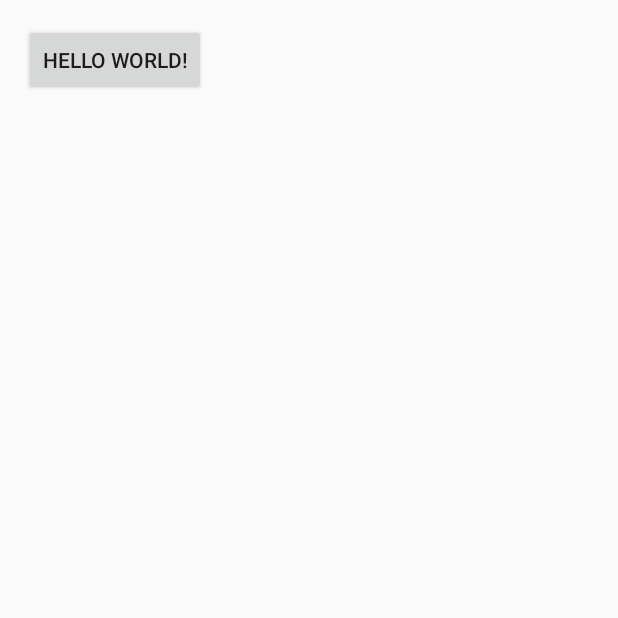
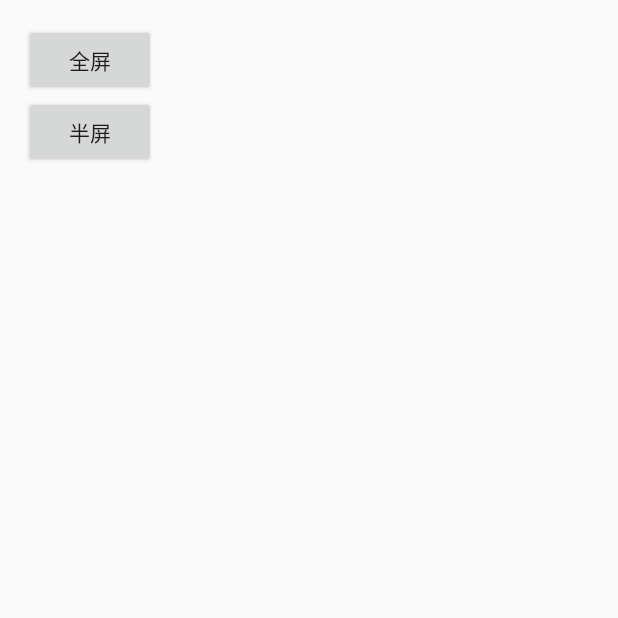
Before and after one commit to zhenglingkun/RXBusLearn, an Android app: the screen it shows after launch (MainActivity), on a phone screen of 412 x 824 dp, the top half of it. Run offline under Robolectric (Android 15) with nearby library versions, the phone set to English and light mode, and no system bars.

```diff
--- a/app/src/main/res/layout/activity_main.xml
+++ b/app/src/main/res/layout/activity_main.xml
@@ -14,13 +14,20 @@
         android:id="@+id/intent_bt"
         android:layout_width="wrap_content"
         android:layout_height="wrap_content"
-        android:text="Hello World!"/>
+        android:text="全屏"/>
+
+    <Button
+        android:id="@+id/bt_half_screen"
+        android:layout_width="wrap_content"
+        android:layout_height="wrap_content"
+        android:layout_below="@id/intent_bt"
+        android:text="半屏"/>
 
     <TextView
         android:id="@+id/tv_tip"
         android:layout_width="wrap_content"
         android:layout_height="wrap_content"
-        android:layout_below="@id/intent_bt"/>
+        android:layout_below="@id/bt_half_screen"/>
 
     <!--<RelativeLayout-->
     <!--android:layout_width="match_parent"-->
```
Also changed, not shown: app/src/main/java/zlk/com/rxbuslearn/MainActivity.java (+15 -0 lines), app/src/main/java/zlk/com/rxbuslearn/scan/androidzxing/camera/CameraManager.java (+7 -1 lines).
